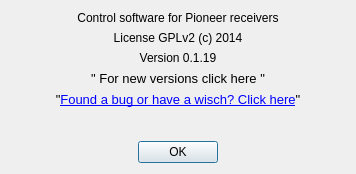
Qt form aboutdialog.ui (AceOfSnakes/AvrPioRemote) before a commit.
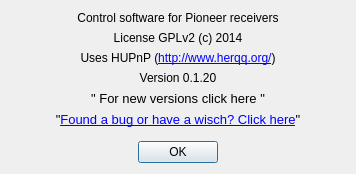
The same form after that commit.

Commit message: Automatische Suche hinzugefügt. Sie basiert auf UPnP (http://www.herqq.org/)

What changed in the file:
```diff
--- a/aboutdialog.ui
+++ b/aboutdialog.ui
@@ -37,10 +37,26 @@
      </property>
     </widget>
    </item>
+   <item>
+    <widget class="QLabel" name="label_6">
+     <property name="text">
+      <string>&lt;html&gt;&lt;head/&gt;&lt;body&gt;&lt;p&gt;Uses HUPnP (&lt;a href=&quot;http://www.herqq.org/&quot;&gt;&lt;span style=&quot; text-decoration: underline; color:#0000ff;&quot;&gt;http://www.herqq.org/&lt;/span&gt;&lt;/a&gt;)&lt;/p&gt;&lt;/body&gt;&lt;/html&gt;</string>
+     </property>
+     <property name="alignment">
+      <set>Qt::AlignCenter</set>
+     </property>
+     <property name="openExternalLinks">
+      <bool>true</bool>
+     </property>
+     <property name="textInteractionFlags">
+      <set>Qt::LinksAccessibleByMouse</set>
+     </property>
+    </widget>
+   </item>
    <item>
     <widget class="QLabel" name="label_3">
      <property name="text">
-      <string>Version 0.1.19</string>
+      <string>Version 0.1.20</string>
      </property>
      <property name="alignment">
       <set>Qt::AlignCenter</set>
```
The commit also changes 24 other files.
